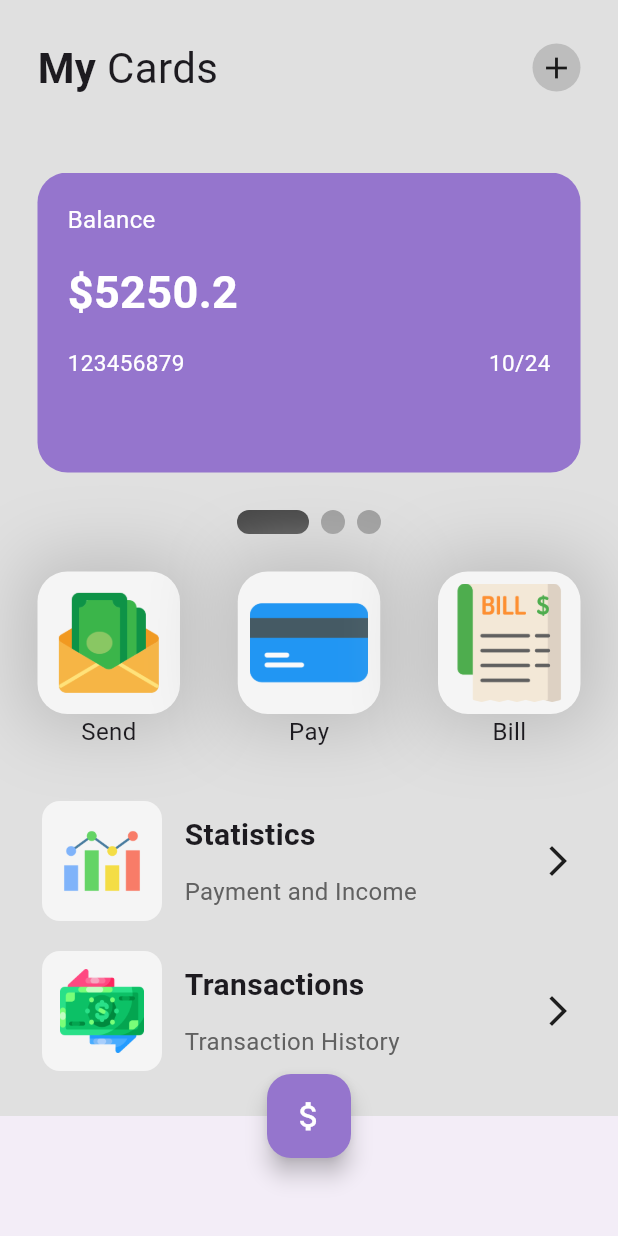
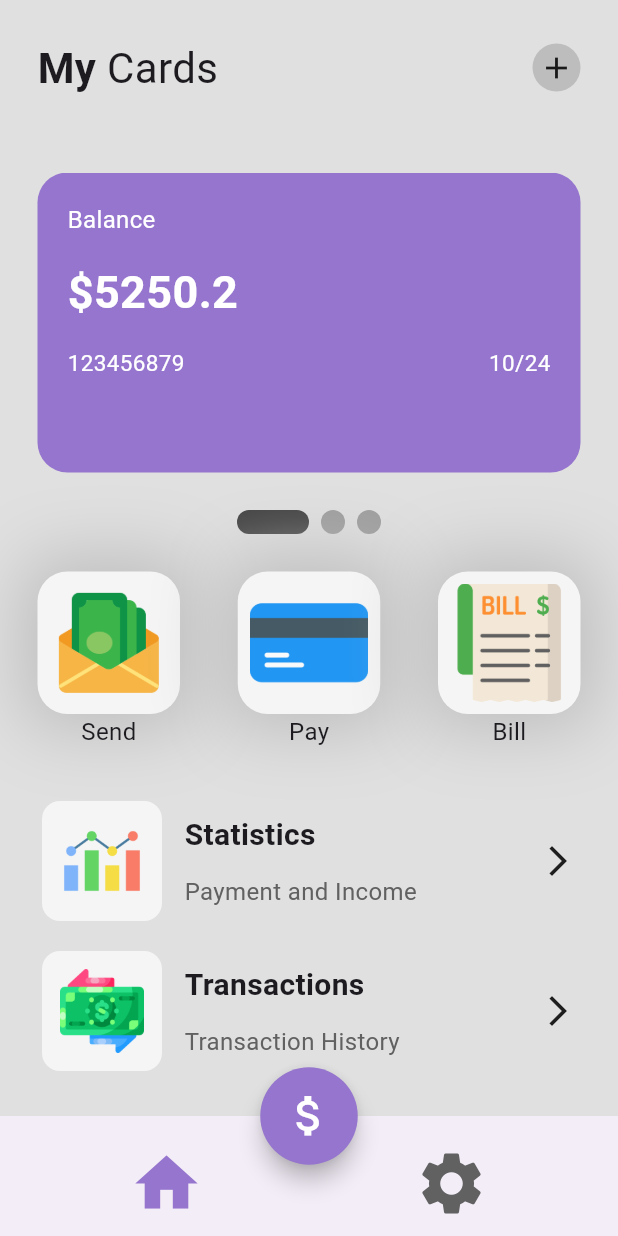
Before and after one commit to DivyaAKumar/wallet_ui, a Flutter app: the screen it shows after launch, after a tap on the "attach money" icon, on a phone screen of 412 x 824 dp. Run offline on Flutter 3.47's test engine with Material 3 defaults, Android fonts, the phone set to English and light mode, and no system bars; drawn by our look-alikes of smooth_page_indicator.

Commit message:
completed wallet ui design

```diff
--- a/lib/pages/home_page.dart
+++ b/lib/pages/home_page.dart
@@ -16,13 +16,37 @@ class _HomePageState extends State<HomePage> {
   Widget build(BuildContext context) {
 
     return Scaffold(
-      floatingActionButton: FloatingActionButton(onPressed: () {
+      floatingActionButton: SizedBox(
+        width: 65,
+        height: 65,
+        child: FloatingActionButton(onPressed: () {
 
-      },
-      backgroundColor: Colors.deepPurple[300],
-      child: Icon(Icons.attach_money_outlined,color: Colors.white,size: 25,),),
+        },
+        backgroundColor: Colors.deepPurple[300],
+
+        shape: CircleBorder(),
+        child: Icon(
+          Icons.attach_money_outlined,
+          color: Colors.white,size: 35,),),
+      ),
       floatingActionButtonLocation: FloatingActionButtonLocation.centerDocked,
+
       bottomNavigationBar: BottomAppBar(
+        child: Row(
+          mainAxisAlignment: MainAxisAlignment.spaceAround,
+          children: [
+            //home icon button
+            IconButton(onPressed: () {
+
+          }, icon: Icon(Icons.home,size: 50,color: Colors.deepPurple[300],)),
+
+          //
+          IconButton(onPressed: () {
+
+          }, icon: Icon(Icons.settings,size: 50,color: Colors.grey[700],)),
+
+          ],
+        ),
 
       ),
       backgroundColor: Colors.grey[300],
```
